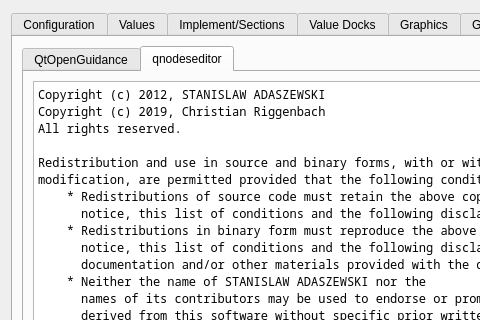
eringerli/QtOpenGuidance, file src/gui/SettingsDialog.ui: the form before one commit; both pictures show x 0 to 480 and y 0 to 320 of the 944 by 745 pixel window.
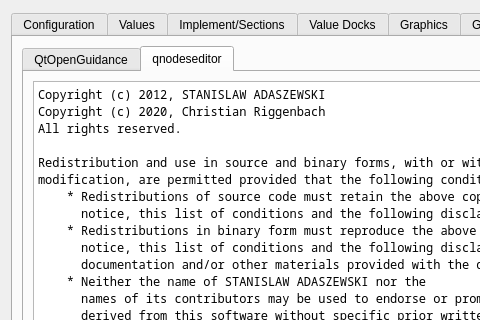
The form after the commit. The open tabs and pages were chosen to show the change. Icons and pictures are not drawn. Custom widgets are drawn as their Qt base class.

Patch:
```diff
--- a/src/gui/SettingsDialog.ui
+++ b/src/gui/SettingsDialog.ui
@@ -2805,7 +2805,7 @@
                </property>
                <property name="plainText">
                 <string>Copyright (c) 2012, STANISLAW ADASZEWSKI
-Copyright (c) 2019, Christian Riggenbach
+Copyright (c) 2020, Christian Riggenbach
 All rights reserved.
 
 Redistribution and use in source and binary forms, with or without
```
